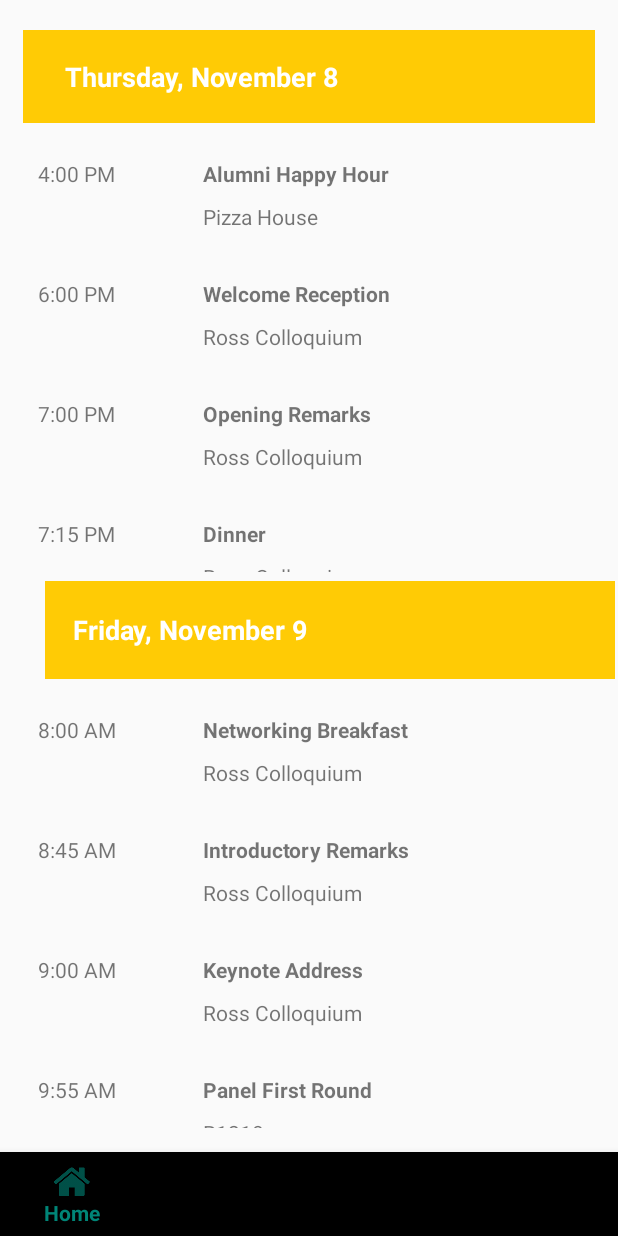
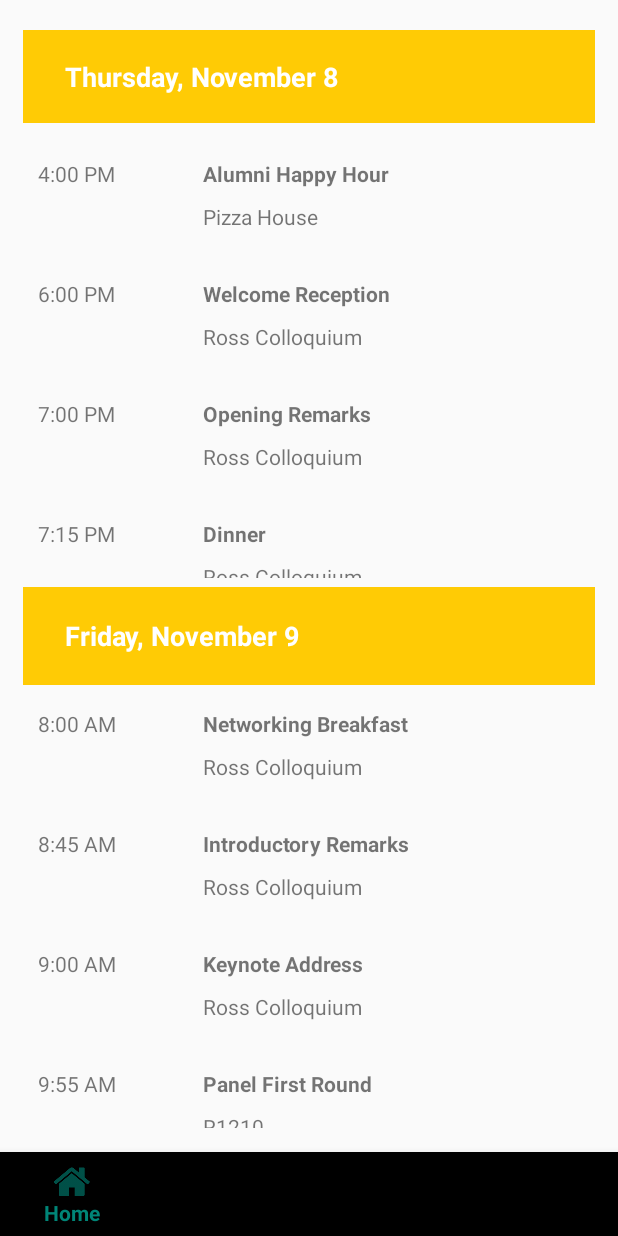
Before and after one commit to yiyank/DayofGOC, an Android app: the fragment ScheduleFragment placed in its activity, on a phone screen of 412 x 824 dp. Run offline under Robolectric (Android 15) with nearby library versions, the phone set to English and light mode, and no system bars; our stand-ins replace Firebase (no records; nobody signed in at launch, a user with empty details on screens opened directly).

Commit message:
We're done!! :D

```diff
--- a/app/src/main/res/layout/fragment_schedule.xml
+++ b/app/src/main/res/layout/fragment_schedule.xml
@@ -62,22 +62,16 @@
 
         <TextView
             android:id="@+id/textView6"
-            android:layout_width="380dp"
+            android:layout_width="381dp"
             android:layout_height="65dp"
-            android:layout_marginStart="2dp"
-            android:layout_marginLeft="2dp"
-            android:layout_marginEnd="2dp"
-            android:layout_marginRight="2dp"
-            android:layout_marginBottom="8dp"
             android:background="#ffcb05"
             android:gravity="center_vertical"
-            android:text="    Friday, November 9"
+            android:text="      Friday, November 9"
             android:textColor="#ffffff"
             android:textSize="18sp"
             android:textStyle="bold"
             app:layout_constraintBottom_toTopOf="@+id/rvschedule2"
             app:layout_constraintEnd_toEndOf="parent"
-            app:layout_constraintHorizontal_bias="1.0"
             app:layout_constraintStart_toStartOf="parent"
             app:layout_constraintTop_toBottomOf="@+id/rvschedule" />
 
```
